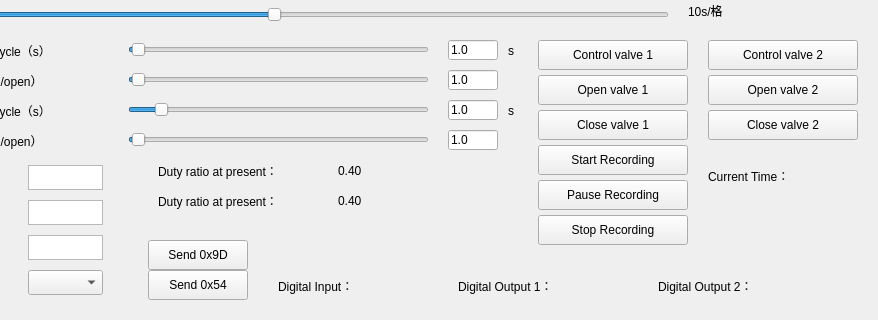
Before: the Qt Designer form UnderGraduate/Control/control.ui in looklucas/Control, drawn with Qt 5; both pictures show x 122 to 1000 and y 400 to 720 of the 1000 by 720 pixel window.
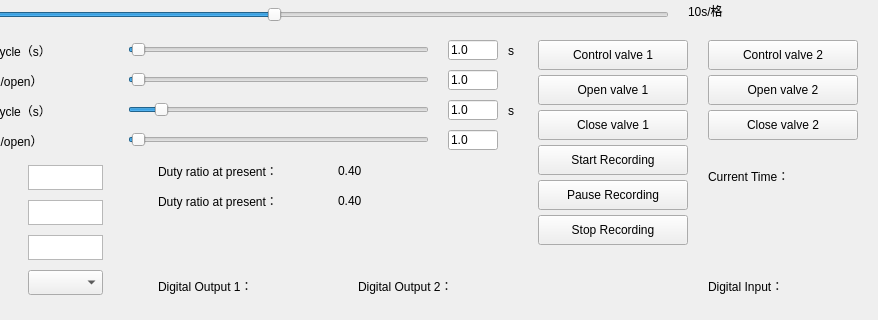
After: the same form once the commit is applied.

Diff of the .ui file:
```diff
--- a/UnderGraduate/Control/control.ui
+++ b/UnderGraduate/Control/control.ui
@@ -45,7 +45,7 @@
    <widget class="QLabel" name="lbl_do">
     <property name="geometry">
      <rect>
-      <x>580</x>
+      <x>280</x>
       <y>675</y>
       <width>141</width>
       <height>21</height>
@@ -166,7 +166,7 @@
    <widget class="QLabel" name="lbl_do_pic">
     <property name="geometry">
      <rect>
-      <x>730</x>
+      <x>430</x>
       <y>670</y>
       <width>28</width>
       <height>28</height>
@@ -579,7 +579,7 @@
    <widget class="QLabel" name="lbl_di">
     <property name="geometry">
      <rect>
-      <x>400</x>
+      <x>830</x>
       <y>675</y>
       <width>111</width>
       <height>21</height>
@@ -595,7 +595,7 @@
    <widget class="QLabel" name="lbl_di_pic">
     <property name="geometry">
      <rect>
-      <x>530</x>
+      <x>960</x>
       <y>670</y>
       <width>28</width>
       <height>28</height>
@@ -1185,7 +1185,7 @@
    <widget class="QLabel" name="lbl_do_pic_2">
     <property name="geometry">
      <rect>
-      <x>930</x>
+      <x>630</x>
       <y>670</y>
       <width>28</width>
       <height>28</height>
@@ -1204,7 +1204,7 @@
    <widget class="QLabel" name="lbl_do_2">
     <property name="geometry">
      <rect>
-      <x>780</x>
+      <x>480</x>
       <y>675</y>
       <width>141</width>
       <height>21</height>
@@ -1296,40 +1296,6 @@
      <set>Qt::AlignLeading|Qt::AlignLeft|Qt::AlignVCenter</set>
     </property>
    </widget>
-   <widget class="QPushButton" name="btn_9D">
-    <property name="geometry">
-     <rect>
-      <x>270</x>
-      <y>640</y>
-      <width>100</width>
-      <height>30</height>
-     </rect>
-    </property>
-    <property name="styleSheet">
-     <string notr="true">font: 6
-pt &quot;微软雅黑&quot;;</string>
-    </property>
-    <property name="text">
-     <string>Send 0x9D</string>
-    </property>
-   </widget>
-   <widget class="QPushButton" name="btn_54">
-    <property name="geometry">
-     <rect>
-      <x>270</x>
-      <y>670</y>
-      <width>100</width>
-      <height>30</height>
-     </rect>
-    </property>
-    <property name="styleSheet">
-     <string notr="true">font: 6
-pt &quot;微软雅黑&quot;;</string>
-    </property>
-    <property name="text">
-     <string>Send 0x54</string>
-    </property>
-   </widget>
   </widget>
  </widget>
  <layoutdefault spacing="6" margin="11"/>
```
